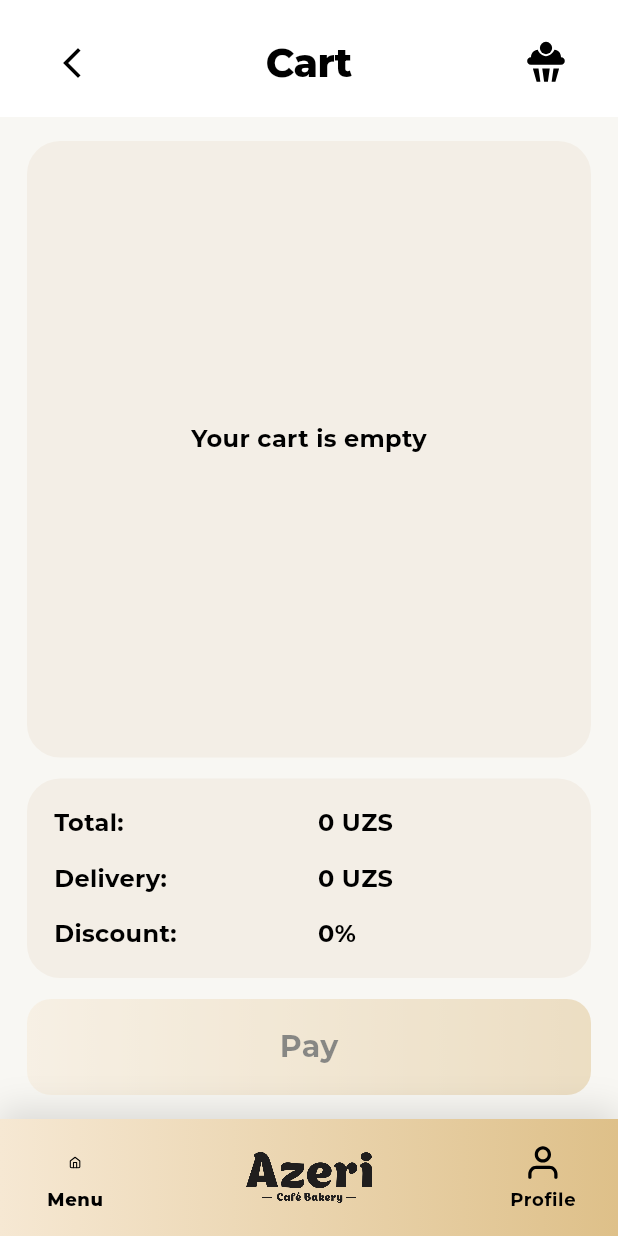
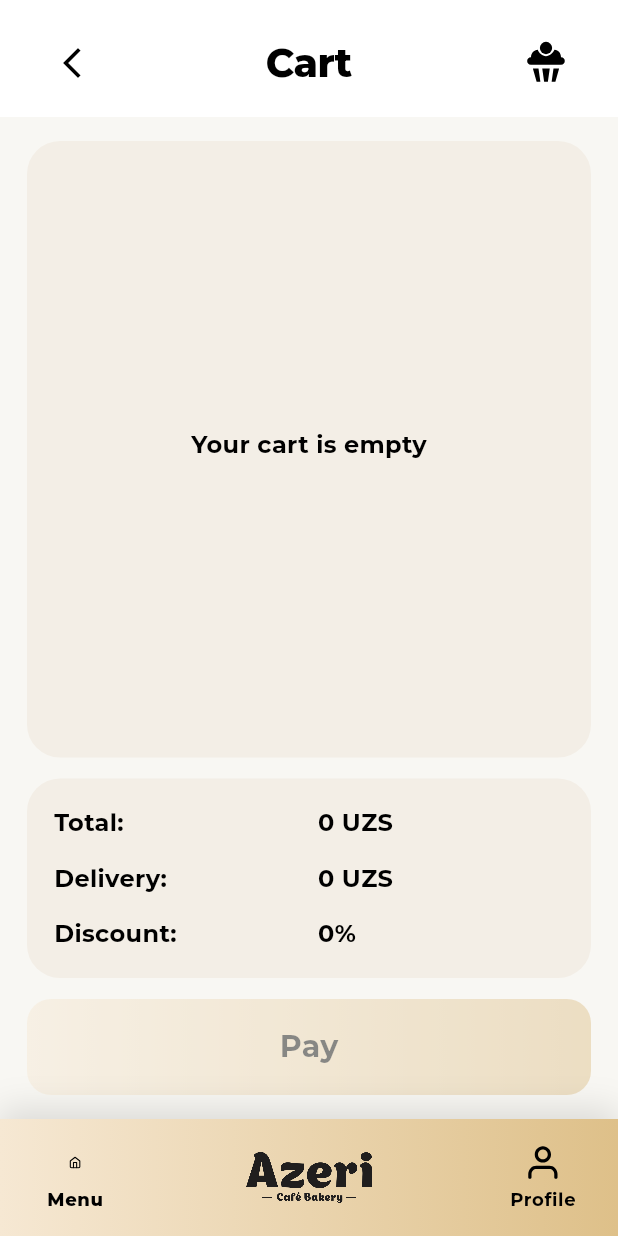
Before and after one commit to lazizxaitov/azerimobile, a Flutter app: the CartScreen screen opened by its route, on a phone screen of 412 x 824 dp. Run offline on Flutter 3.47's test engine with Material 3 defaults, Android fonts, the light colour scheme and no system bars; our stand-ins replace flutter_svg, permission_handler, shared_preferences; missing offline and left inert: yandex_mapkit; accounts and stored records are empty; network calls fail.

Commit message:
Add top padding to cart list card

```diff
--- a/lib/src/screens/cart/cart_screen.dart
+++ b/lib/src/screens/cart/cart_screen.dart
@@ -184,7 +184,7 @@ class _CartListCard extends StatelessWidget {
         color: const Color(0xFFF3EEE6),
         borderRadius: BorderRadius.circular(22),
       ),
-      padding: const EdgeInsets.fromLTRB(18, 0, 18, 14),
+      padding: const EdgeInsets.fromLTRB(18, 8, 18, 14),
       child: entries.isEmpty
           ? Center(
               child: Text(
```
